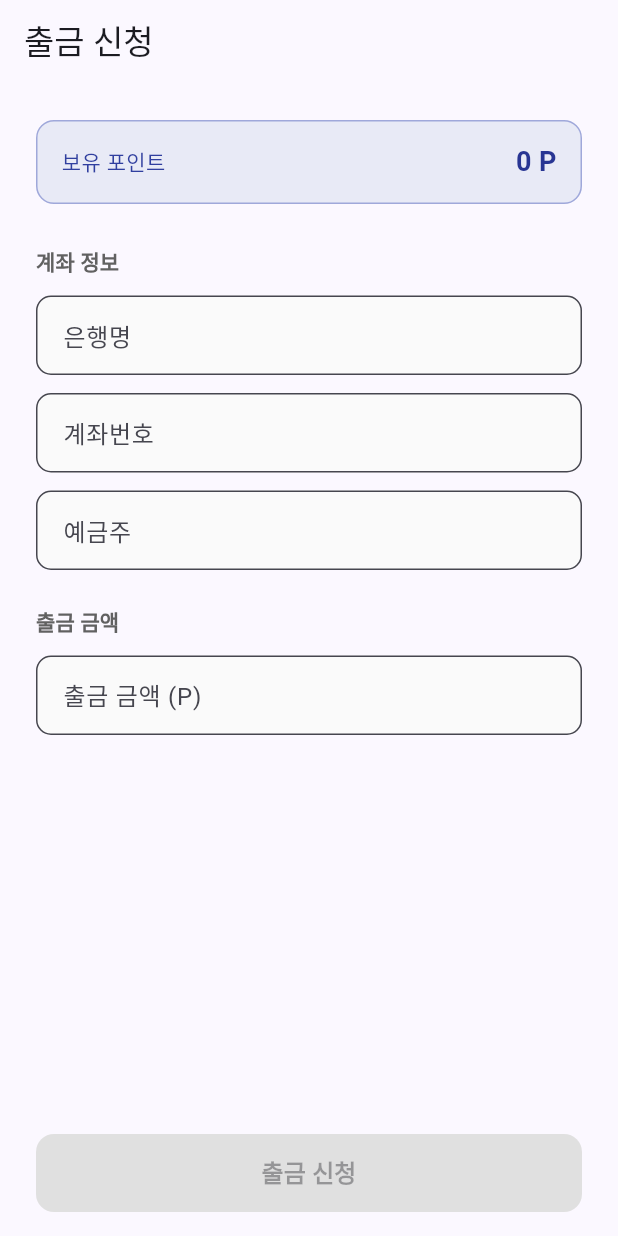
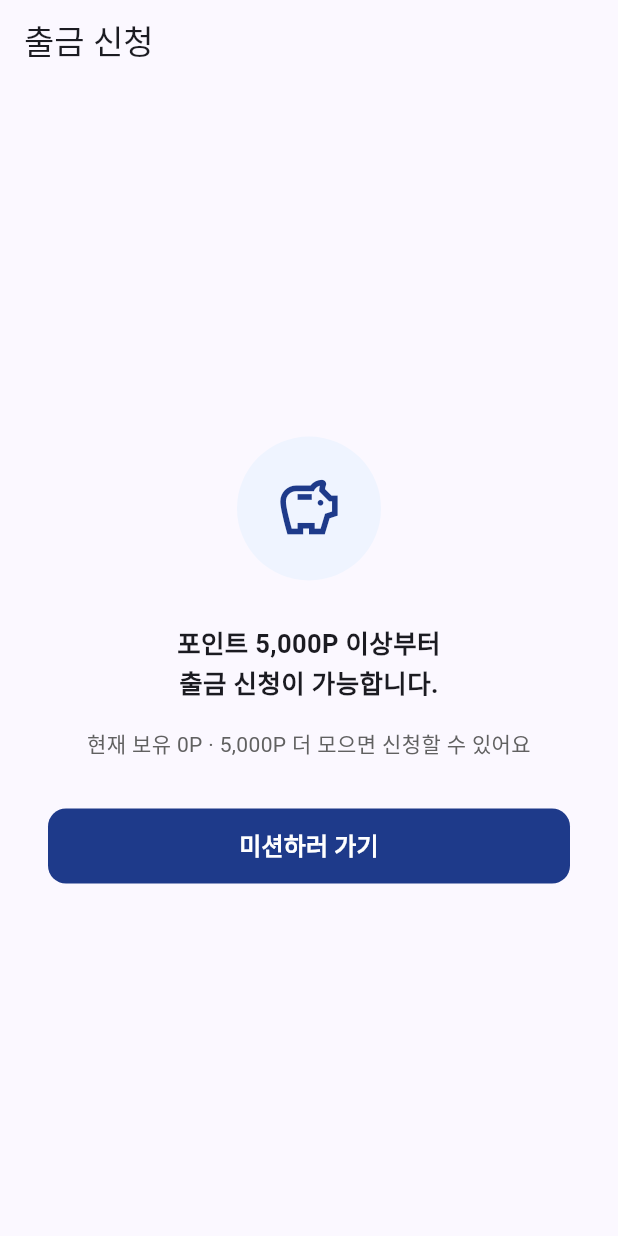
Before and after one commit to naturaltorymarket2/rankingup-web, a Flutter app: the WithdrawScreen screen opened by its route, on a phone screen of 412 x 824 dp. Run offline on Flutter 3.47's test engine with Material 3 defaults, Android fonts, the phone set to English and light mode, and no system bars; our stand-ins replace device_info_plus, fl_chart, flutter_riverpod, go_router, google_mobile_ads, shared_preferences and 1 more; missing offline and left inert: android_id; accounts and stored records are empty.

Commit message:
feat(app): 출금 최소금액 미달 시 안내 화면
증상: 잔액이 7P 여도 출금 화면에 들어가 신청을 시도할 수 있었다.
      서버(submit_withdraw)가 5,000P 미만을 거절하지만, 유저는
      계좌 정보까지 다 입력한 뒤에야 실패를 확인하게 된다.

- 잔액 < 5,000P 이면 입력 폼 대신 안내 화면 표시
  "포인트 5,000P 이상부터 출금 신청이 가능합니다"
  현재 잔액과 얼마를 더 모아야 하는지 함께 안내
- [미션하러 가기] 버튼으로 홈 이동 유도

Co-Authored-By: Claude Opus 5 (1M context) <noreply@anthropic.com>

```diff
--- a/lib/features/wallet/presentation/withdraw_screen.dart
+++ b/lib/features/wallet/presentation/withdraw_screen.dart
@@ -112,7 +112,11 @@ class _WithdrawScreenState extends ConsumerState<WithdrawScreen> {
       body: balanceAsync.when(
         loading: () => const Center(child: CircularProgressIndicator()),
         error: (_, __) => const Center(child: Text('잔액을 불러오지 못했습니다')),
-        data: (balance) => SafeArea(
+        data: (balance) => balance < _minAmount
+            // 잔액이 최소 출금 금액에 못 미치면 신청 자체를 막고 안내한다.
+            // (예전에는 폼이 그대로 열려 신청까지 시도한 뒤 서버에서 거절됐다)
+            ? _NotEnoughBalanceView(balance: balance, minAmount: _minAmount)
+            : SafeArea(
           child: Column(
             children: [
               Expanded(
@@ -235,6 +239,89 @@ class _WithdrawScreenState extends ConsumerState<WithdrawScreen> {
 // ─────────────────────────────────────────────────────────────────
 // 서브 위젯들
 // ─────────────────────────────────────────────────────────────────
+
+// ─────────────────────────────────────────────────────────────────
+// 잔액 부족 안내
+// ─────────────────────────────────────────────────────────────────
+
+class _NotEnoughBalanceView extends StatelessWidget {
+  final int balance;
+  final int minAmount;
+
+  const _NotEnoughBalanceView({
+    required this.balance,
+    required this.minAmount,
+  });
+
+  static String _fmt(int n) {
+    final s = n.toString();
+    final buf = StringBuffer();
+    for (var i = 0; i < s.length; i++) {
+      if (i > 0 && (s.length - i) % 3 == 0) buf.write(',');
+      buf.write(s[i]);
+    }
+    return buf.toString();
+  }
+
+  @override
+  Widget build(BuildContext context) {
+    final remain = minAmount - balance;
+    return Center(
+      child: Padding(
+        padding: const EdgeInsets.all(32),
+        child: Column(
+          mainAxisAlignment: MainAxisAlignment.center,
+          children: [
+            Container(
+              width: 96,
+              height: 96,
+              decoration: const BoxDecoration(
+                color: Color(0xFFEFF4FF),
+                shape: BoxShape.circle,
+              ),
+              child: const Icon(Icons.savings_outlined,
+                  size: 46, color: Color(0xFF1E3A8A)),
+            ),
+            const SizedBox(height: 28),
+            Text(
+              '포인트 ${_fmt(minAmount)}P 이상부터\n출금 신청이 가능합니다.',
+              textAlign: TextAlign.center,
+              style: const TextStyle(
+                fontSize: 17,
+                fontWeight: FontWeight.bold,
+                height: 1.5,
+              ),
+            ),
+            const SizedBox(height: 16),
+            Text(
+              '현재 보유 ${_fmt(balance)}P · ${_fmt(remain)}P 더 모으면 신청할 수 있어요',
+              textAlign: TextAlign.center,
+              style: TextStyle(fontSize: 14, color: Colors.grey[700], height: 1.5),
+            ),
+            const SizedBox(height: 32),
+            SizedBox(
+              width: double.infinity,
+              height: 50,
+              child: ElevatedButton(
+                onPressed: () => context.go('/home'),
+                style: ElevatedButton.styleFrom(
+                  backgroundColor: const Color(0xFF1E3A8A),
+                  foregroundColor: Colors.white,
+                  shape: RoundedRectangleBorder(
+                    borderRadius: BorderRadius.circular(12),
+                  ),
+                  elevation: 0,
+                ),
+                child: const Text('미션하러 가기',
+                    style: TextStyle(fontSize: 16, fontWeight: FontWeight.bold)),
+              ),
+            ),
+          ],
+        ),
+      ),
+    );
+  }
+}
 
 class _BalanceSummary extends StatelessWidget {
   final int balance;
```
